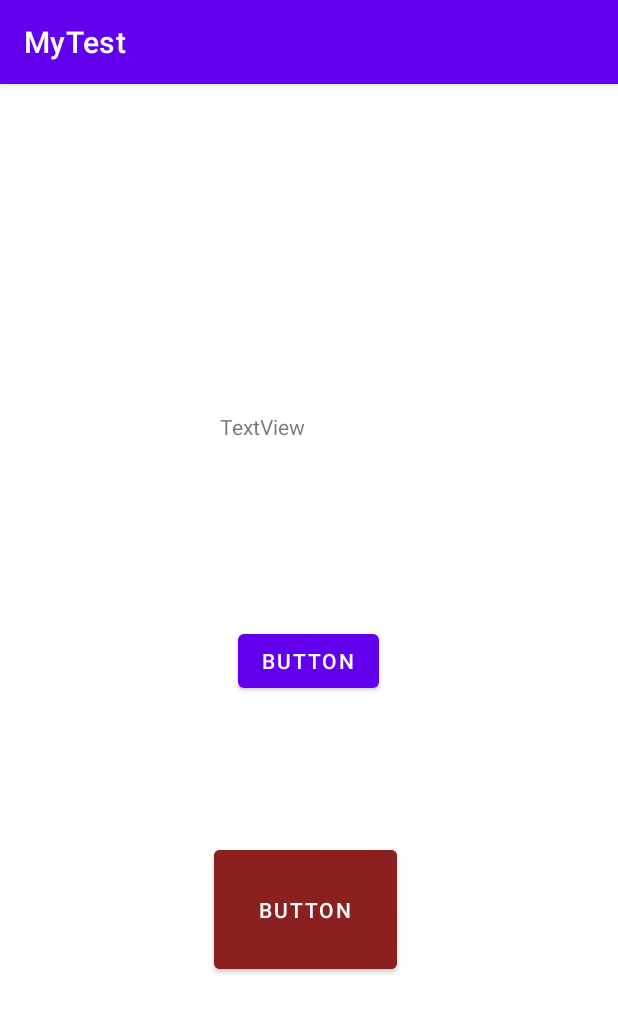
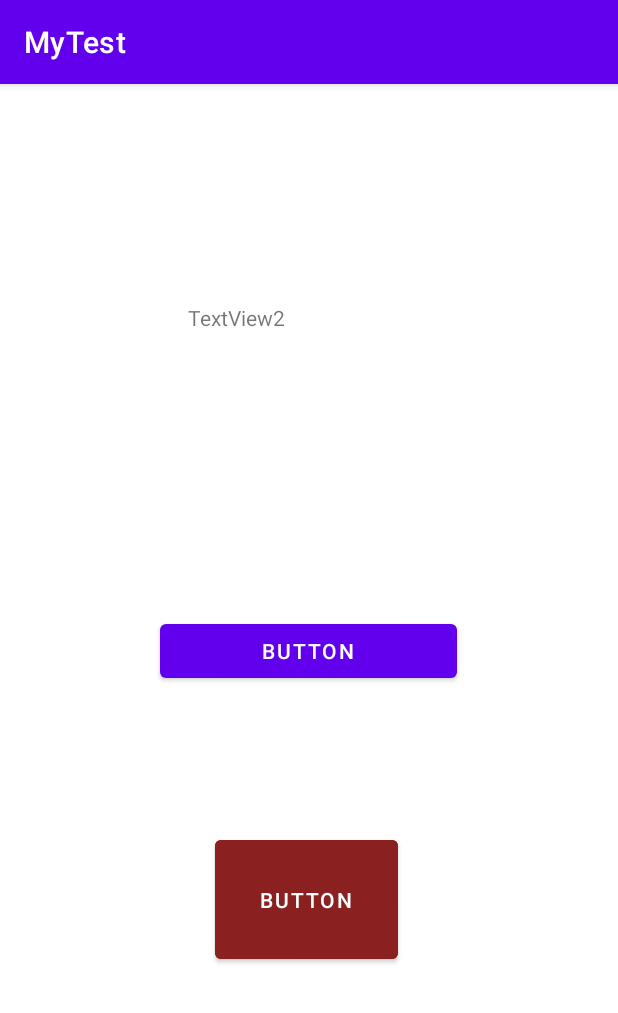
Before and after one commit to farzamrana/Android, an Android app: the screen it shows after launch (MainActivity), on a phone screen of 412 x 824 dp. Shown: the top 1013 px of the screen. Run offline under Robolectric (Android 15) with nearby library versions, the phone set to English and light mode, and no system bars.

Commit message:
two activity

```diff
--- a/build.gradle
+++ b/build.gradle
@@ -37,12 +37,13 @@ android {
 
 dependencies {
 
-    implementation 'androidx.core:core-ktx:1.7.0'
+    implementation 'androidx.core:core-ktx:1.9.0'
     implementation 'androidx.appcompat:appcompat:1.6.1'
     implementation 'com.google.android.material:material:1.8.0'
     implementation 'androidx.constraintlayout:constraintlayout:2.1.4'
     implementation 'androidx.navigation:navigation-fragment-ktx:2.5.3'
     implementation 'androidx.navigation:navigation-ui-ktx:2.5.3'
+    implementation 'androidx.core:core-ktx:1.9.0'
     testImplementation 'junit:junit:4.13.2'
     androidTestImplementation 'androidx.test.ext:junit:1.1.5'
     androidTestImplementation 'androidx.test.espresso:espresso-core:3.5.1'
--- a/src/main/AndroidManifest.xml
+++ b/src/main/AndroidManifest.xml
@@ -22,6 +22,7 @@
                 <category android:name="android.intent.category.LAUNCHER" />
             </intent-filter>
         </activity>
+        <activity android:name=".SecondActivity"/>
     </application>
 
 </manifest>
--- a/src/main/java/com/example/mytest/MainActivity.kt
+++ b/src/main/java/com/example/mytest/MainActivity.kt
@@ -1,5 +1,6 @@
 package com.example.mytest
 
+import android.content.Intent
 import androidx.appcompat.app.AppCompatActivity
 import android.os.Bundle
 import android.os.Parcel
@@ -19,18 +20,14 @@ class MainActivity() : AppCompatActivity(), Parcelable {
         setContentView(R.layout.activity_main)
         val text: TextView = findViewById(R.id.textView)
         val tvInput: Button = findViewById(R.id.button)
-        Log.d("aa","hello MY" +
-                "APP" +
-                "IS" +
-                "RUNNING")
-       text.setOnClickListener { makeText(this, "hey", Toast.LENGTH_SHORT).show() }
+
+
         tvInput.setOnClickListener {
-            makeText(
-                this,
-                "this is my first message in order to write my code",
-                Toast.LENGTH_SHORT
-            ).show()
-            Log.d("message","button clicked")
+
+            val message: String = text.text.toString()
+            Toast.makeText(this, message, Toast.LENGTH_SHORT).show()
+            val intent=Intent(this,SecondActivity::class.java)
+            startActivity(intent)
         }
     }
 
--- a/src/main/res/layout/activity_main.xml
+++ b/src/main/res/layout/activity_main.xml
@@ -4,7 +4,8 @@
     xmlns:tools="http://schemas.android.com/tools"
     android:layout_width="match_parent"
     android:layout_height="match_parent"
-    tools:context=".MainActivity">
+    tools:context=".MainActivity"
+    android:padding="10px">
 
 
     <Button
@@ -24,25 +25,27 @@
         app:layout_constraintHorizontal_bias="0.493"
         app:layout_constraintStart_toStartOf="parent" />
 
-    <TextView
-        android:id="@+id/textView"
-        android:layout_width="119dp"
-        android:layout_height="68dp"
-        android:text="@string/textview"
-        app:layout_constraintBottom_toTopOf="@+id/button"
-        app:layout_constraintEnd_toEndOf="parent"
-        app:layout_constraintStart_toStartOf="parent"
-        app:layout_constraintTop_toTopOf="parent" />
-
     <Button
         android:id="@+id/button2"
         android:layout_width="wrap_content"
         android:layout_height="wrap_content"
         android:layout_marginBottom="96dp"
         android:text="Button"
+        android:hint="please type something"
         app:layout_constraintBottom_toTopOf="@+id/button"
         app:layout_constraintEnd_toEndOf="parent"
         app:layout_constraintHorizontal_bias="0.498"
         app:layout_constraintStart_toStartOf="parent" />
 
+    <TextView
+        android:id="@+id/textView"
+        android:layout_width="162dp"
+        android:layout_height="69dp"
+        android:text="TextView2"
+        app:layout_constraintBottom_toTopOf="@+id/button2"
+        app:layout_constraintEnd_toEndOf="parent"
+        app:layout_constraintStart_toStartOf="parent"
+        android:hint="@string/please_type_something"
+        app:layout_constraintTop_toTopOf="parent" />
+
 </androidx.constraintlayout.widget.ConstraintLayout>
--- /dev/null
+++ b/src/main/res/layout/activity_second.xml
@@ -0,0 +1,5 @@
+<?xml version="1.0" encoding="utf-8"?>
+<LinearLayout xmlns:android="http://schemas.android.com/apk/res/android"
+    android:layout_width="match_parent"
+    android:orientation="vertical"
+    android:layout_height="match_parent" />
--- a/src/main/res/values/strings.xml
+++ b/src/main/res/values/strings.xml
@@ -12,4 +12,5 @@
     <string name="textview">TextView</string>
     <string name="button">Button</string>
     <string name="my_name_is_farzam">My name is farzam!</string>
+    <string name="please_type_something">please type something</string>
 </resources>
```
Also changed, not shown: src/main/java/com/example/mytest/SecondActivity.kt (added, +12 -0 lines).
